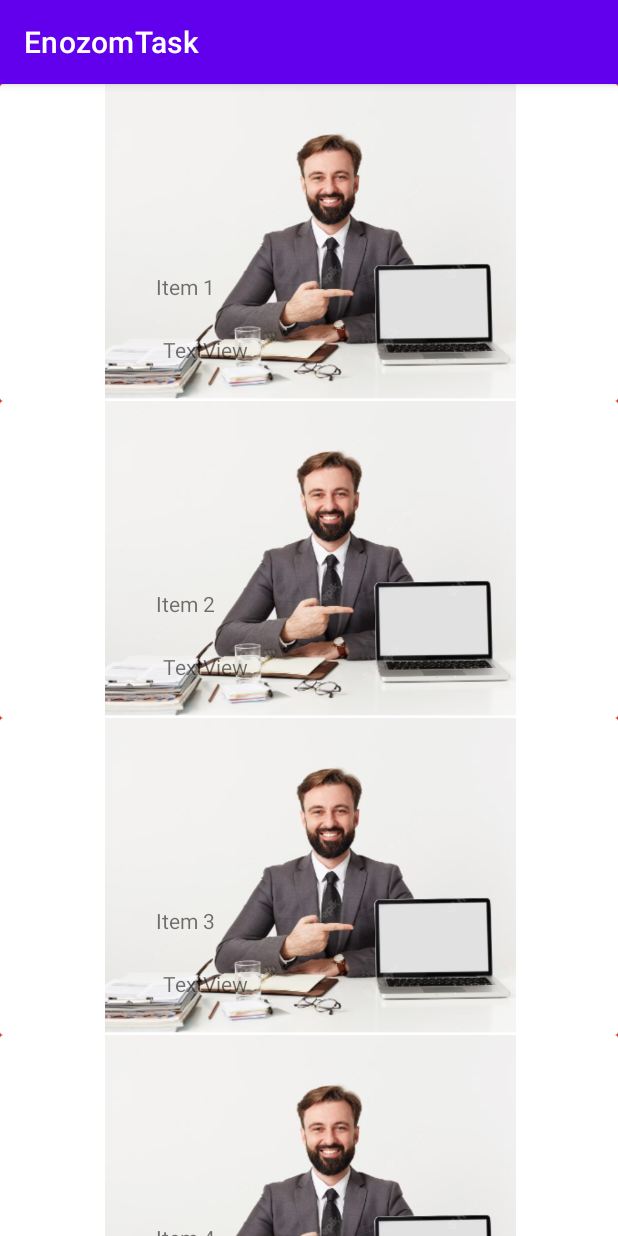
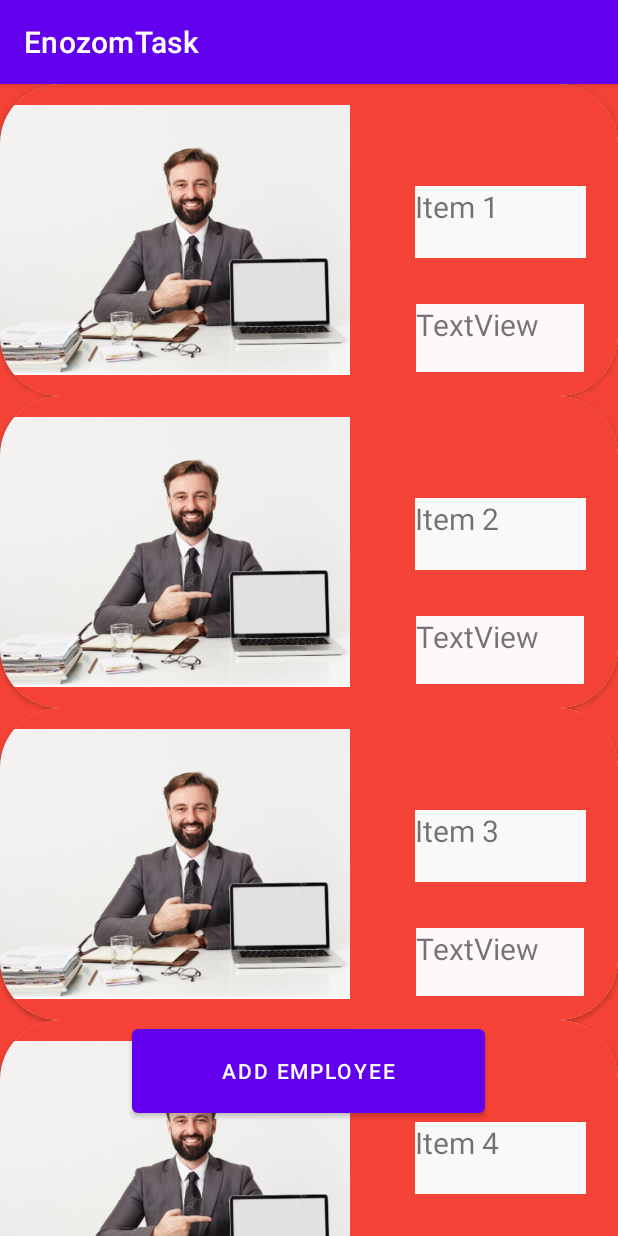
Before and after one commit to nadayousif/EnozomTask, an Android app: the screen it shows after launch (MainActivity), on a phone screen of 412 x 824 dp. Run offline under Robolectric (Android 15) with nearby library versions, the phone set to English and light mode, and no system bars.

Commit message:
sec screen ui

```diff
--- /dev/null
+++ b/app/src/main/java/com/example/enozomtask/database/LocalSource.kt
@@ -0,0 +1,4 @@
+package com.example.enozomtask.database
+
+class LocalSource {
+}
--- a/app/src/main/java/com/example/enozomtask/emp/MainActivity.kt
+++ b/app/src/main/java/com/example/enozomtask/emp/MainActivity.kt
@@ -1,10 +1,13 @@
 package com.example.enozomtask.emp
 
+import android.content.Intent
 import androidx.appcompat.app.AppCompatActivity
 import android.os.Bundle
+import android.widget.Button
 import androidx.recyclerview.widget.LinearLayoutManager
 import androidx.recyclerview.widget.RecyclerView
 import com.example.enozomtask.R
+import com.example.enozomtask.addEmp.AddActivity
 
 class MainActivity : AppCompatActivity() {
 
@@ -30,5 +33,11 @@ class MainActivity : AppCompatActivity() {
         )
         adapter = MyAdapter(data)
         recyclerView.adapter = adapter
+        val button = findViewById<Button>(R.id.add)
+        button.setOnClickListener {
+                val intent = Intent(this, AddActivity::class.java)
+                startActivity(intent)
+
+        }
     }
 }
--- a/app/src/main/res/layout/activity_main.xml
+++ b/app/src/main/res/layout/activity_main.xml
@@ -11,5 +11,22 @@
     <androidx.recyclerview.widget.RecyclerView
         android:id="@+id/emp_rec"
         android:layout_width="match_parent"
-        android:layout_height="match_parent" />
+        android:layout_height="match_parent"
+        android:background="#F44336"
+        android:backgroundTint="#F44336"
+        tools:layout_editor_absoluteX="-118dp"
+        tools:layout_editor_absoluteY="0dp">
+
+    </androidx.recyclerview.widget.RecyclerView>
+
+    <Button
+        android:id="@+id/add"
+        android:layout_width="235dp"
+        android:layout_height="68dp"
+        android:layout_marginBottom="76dp"
+        android:text="Add Employee"
+        app:layout_constraintBottom_toBottomOf="parent"
+        app:layout_constraintEnd_toEndOf="parent"
+        app:layout_constraintHorizontal_bias="0.497"
+        app:layout_constraintStart_toStartOf="parent" />
 </androidx.constraintlayout.widget.ConstraintLayout>
--- a/app/src/main/res/layout/employee.xml
+++ b/app/src/main/res/layout/employee.xml
@@ -3,17 +3,20 @@
     xmlns:app="http://schemas.android.com/apk/res-auto"
     xmlns:tools="http://schemas.android.com/tools"
     android:id="@+id/emp_data"
-    android:layout_width="wrap_content"
-    android:layout_height="wrap_content">
+    android:layout_width="match_parent"
+    android:layout_height="wrap_content"
+    app:cardCornerRadius="40dp">
 
     <androidx.constraintlayout.widget.ConstraintLayout
         android:layout_width="match_parent"
-        android:layout_height="match_parent">
+        android:layout_height="match_parent"
+        android:background="#F44336"
+        android:backgroundTint="#F44336">
 
         <ImageView
             android:id="@+id/emps_photo"
-            android:layout_width="414dp"
-            android:layout_height="211dp"
+            android:layout_width="233dp"
+            android:layout_height="208dp"
             app:layout_constraintBottom_toBottomOf="parent"
             app:layout_constraintEnd_toEndOf="parent"
             app:layout_constraintHorizontal_bias="0.0"
@@ -24,10 +27,12 @@
 
         <TextView
             android:id="@+id/email"
-            android:layout_width="181dp"
-            android:layout_height="28dp"
+            android:layout_width="112dp"
+            android:layout_height="45dp"
             android:layout_marginBottom="16dp"
+            android:background="#FDF9F9"
             android:text="TextView"
+            android:textSize="20sp"
             app:layout_constraintBottom_toBottomOf="parent"
             app:layout_constraintEnd_toEndOf="parent"
             app:layout_constraintHorizontal_bias="0.039"
@@ -35,13 +40,15 @@
 
         <TextView
             android:id="@+id/name"
-            android:layout_width="186dp"
-            android:layout_height="34dp"
-            android:layout_marginBottom="52dp"
+            android:layout_width="114dp"
+            android:layout_height="48dp"
+            android:layout_marginBottom="92dp"
+            android:background="#FAF8F8"
             android:text="TextView"
+            android:textSize="20sp"
             app:layout_constraintBottom_toBottomOf="parent"
             app:layout_constraintEnd_toEndOf="parent"
-            app:layout_constraintHorizontal_bias="0.46"
+            app:layout_constraintHorizontal_bias="0.929"
             app:layout_constraintStart_toStartOf="parent" />
     </androidx.constraintlayout.widget.ConstraintLayout>
 </androidx.cardview.widget.CardView>
```
Also changed, not shown: app/src/main/AndroidManifest.xml (+7 -0 lines), app/src/main/java/com/example/enozomtask/addEmp/AddActivity.kt (added, +12 -0 lines), app/src/main/res/layout/activity_add.xml (added, +70 -0 lines), app/src/main/res/drawable/background.PNG (added).
